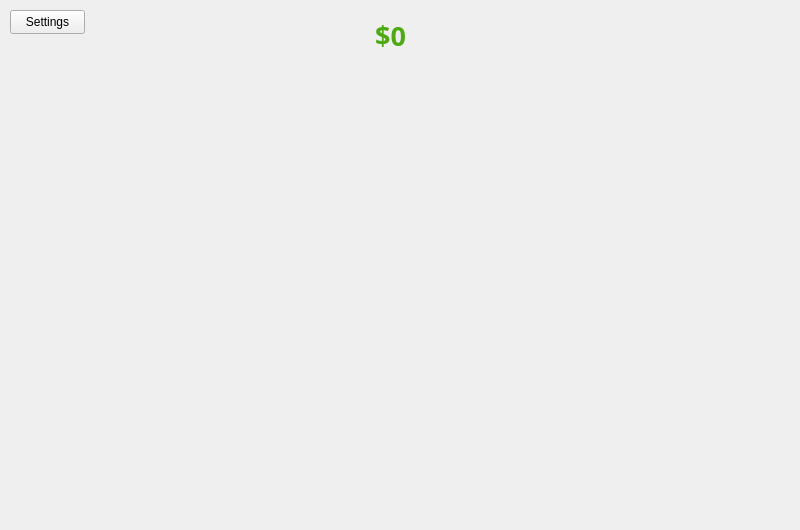
The window that mainwindow.ui (NandhiniRam2005/CS3505-Group-Assignment9-LifeInvestor) describes before a commit, drawn with Qt 5.
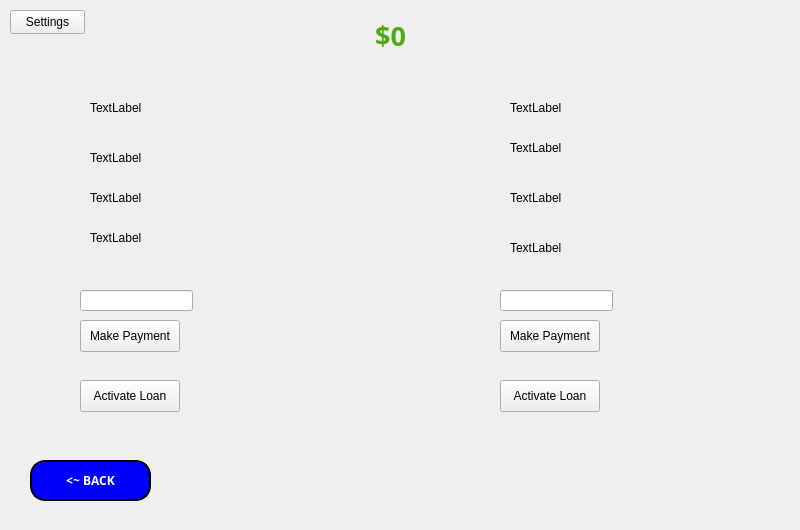
The same window after the commit. Icons and pictures are not drawn.

Commit message: added ui elems/buttons to loans

Diff of the .ui file:
```diff
--- a/mainwindow.ui
+++ b/mainwindow.ui
@@ -2875,7 +2875,234 @@
       </property>
      </widget>
     </widget>
-    <widget class="QWidget" name="Loans"/>
+    <widget class="QWidget" name="Loans">
+     <widget class="QPushButton" name="loanBackButton">
+      <property name="geometry">
+       <rect>
+        <x>30</x>
+        <y>460</y>
+        <width>121</width>
+        <height>41</height>
+       </rect>
+      </property>
+      <property name="font">
+       <font>
+        <family>Segoe Script</family>
+        <pointsize>-1</pointsize>
+        <bold>true</bold>
+        <underline>false</underline>
+       </font>
+      </property>
+      <property name="cursor">
+       <cursorShape>PointingHandCursor</cursorShape>
+      </property>
+      <property name="styleSheet">
+       <string notr="true">QPushButton {
+        color: white;
+        background-color: blue;
+        border: 2px solid black;
+        border-radius: 15px; 
+        padding: 10px 20px;
+        font-size: 12px;
+        font-weight: bold;
+        text-align: center;
+    }
+
+    QPushButton:hover {
+        background-color: #45a049; 
+        border: 2px solid green;
+    }
+
+    QPushButton:pressed {
+        background-color: #388e3c; 
+        border: 2px solid #e6b800;
+    }
+
+    QPushButton:focus {
+        outline: none;
+    }</string>
+      </property>
+      <property name="text">
+       <string>&lt;~ BACK</string>
+      </property>
+     </widget>
+     <widget class="QLabel" name="loan1Balance">
+      <property name="geometry">
+       <rect>
+        <x>90</x>
+        <y>100</y>
+        <width>58</width>
+        <height>16</height>
+       </rect>
+      </property>
+      <property name="text">
+       <string>TextLabel</string>
+      </property>
+     </widget>
+     <widget class="QLabel" name="loan2Balance">
+      <property name="geometry">
+       <rect>
+        <x>510</x>
+        <y>100</y>
+        <width>58</width>
+        <height>16</height>
+       </rect>
+      </property>
+      <property name="text">
+       <string>TextLabel</string>
+      </property>
+     </widget>
+     <widget class="QLabel" name="loan1InterestRate">
+      <property name="geometry">
+       <rect>
+        <x>90</x>
+        <y>150</y>
+        <width>58</width>
+        <height>16</height>
+       </rect>
+      </property>
+      <property name="text">
+       <string>TextLabel</string>
+      </property>
+     </widget>
+     <widget class="QLabel" name="loan2InterestRate">
+      <property name="geometry">
+       <rect>
+        <x>510</x>
+        <y>140</y>
+        <width>58</width>
+        <height>16</height>
+       </rect>
+      </property>
+      <property name="text">
+       <string>TextLabel</string>
+      </property>
+     </widget>
+     <widget class="QLabel" name="loan1YearsLeft">
+      <property name="geometry">
+       <rect>
+        <x>90</x>
+        <y>190</y>
+        <width>58</width>
+        <height>16</height>
+       </rect>
+      </property>
+      <property name="text">
+       <string>TextLabel</string>
+      </property>
+     </widget>
+     <widget class="QLabel" name="loan2YearsLeft">
+      <property name="geometry">
+       <rect>
+        <x>510</x>
+        <y>190</y>
+        <width>58</width>
+        <height>16</height>
+       </rect>
+      </property>
+      <property name="text">
+       <string>TextLabel</string>
+      </property>
+     </widget>
+     <widget class="QLabel" name="loan1AvailabilityStatus">
+      <property name="geometry">
+       <rect>
+        <x>90</x>
+        <y>230</y>
+        <width>58</width>
+        <height>16</height>
+       </rect>
+      </property>
+      <property name="text">
+       <string>TextLabel</string>
+      </property>
+     </widget>
+     <widget class="QLabel" name="loan2AvailabilityStatus">
+      <property name="geometry">
+       <rect>
+        <x>510</x>
+        <y>240</y>
+        <width>58</width>
+        <height>16</height>
+       </rect>
+      </property>
+      <property name="text">
+       <string>TextLabel</string>
+      </property>
+     </widget>
+     <widget class="QLineEdit" name="loan1PaymentInput">
+      <property name="geometry">
+       <rect>
+        <x>80</x>
+        <y>290</y>
+        <width>113</width>
+        <height>21</height>
+       </rect>
+      </property>
+     </widget>
+     <widget class="QLineEdit" name="loan2PaymentInput">
+      <property name="geometry">
+       <rect>
+        <x>500</x>
+        <y>290</y>
+        <width>113</width>
+        <height>21</height>
+       </rect>
+      </property>
+     </widget>
+     <widget class="QPushButton" name="activateLoan1Button">
+      <property name="geometry">
+       <rect>
+        <x>80</x>
+        <y>320</y>
+        <width>100</width>
+        <height>32</height>
+       </rect>
+      </property>
+      <property name="text">
+       <string>Make Payment</string>
+      </property>
+     </widget>
+     <widget class="QPushButton" name="activateLoan2Button">
+      <property name="geometry">
+       <rect>
+        <x>500</x>
+        <y>320</y>
+        <width>100</width>
+        <height>32</height>
+       </rect>
+      </property>
+      <property name="text">
+       <string>Make Payment</string>
+      </property>
+     </widget>
+     <widget class="QPushButton" name="payLoan1Button">
+      <property name="geometry">
+       <rect>
+        <x>80</x>
+        <y>380</y>
+        <width>100</width>
+        <height>32</height>
+       </rect>
+      </property>
+      <property name="text">
+       <string>Activate Loan</string>
+      </property>
+     </widget>
+     <widget class="QPushButton" name="payLoan2Button">
+      <property name="geometry">
+       <rect>
+        <x>500</x>
+        <y>380</y>
+        <width>100</width>
+        <height>32</height>
+       </rect>
+      </property>
+      <property name="text">
+       <string>Activate Loan</string>
+      </property>
+     </widget>
+    </widget>
    </widget>
    <widget class="QPushButton" name="settingsButton">
     <property name="enabled">
```
